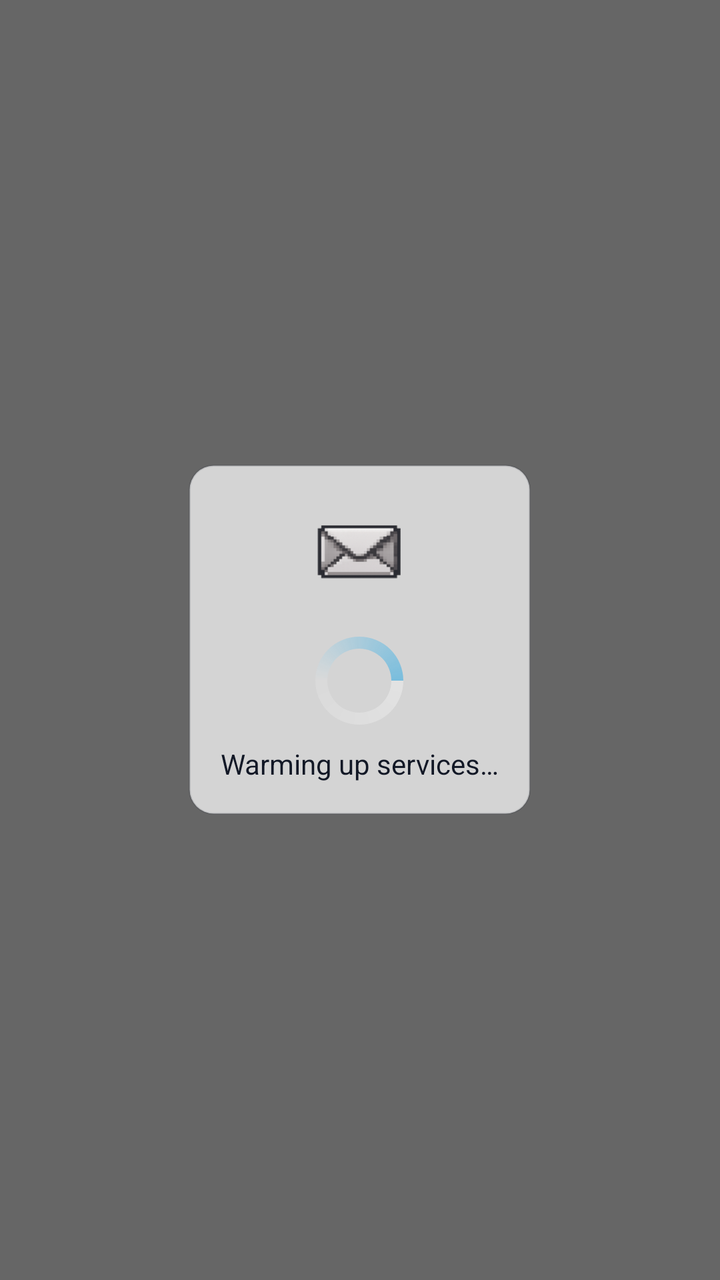
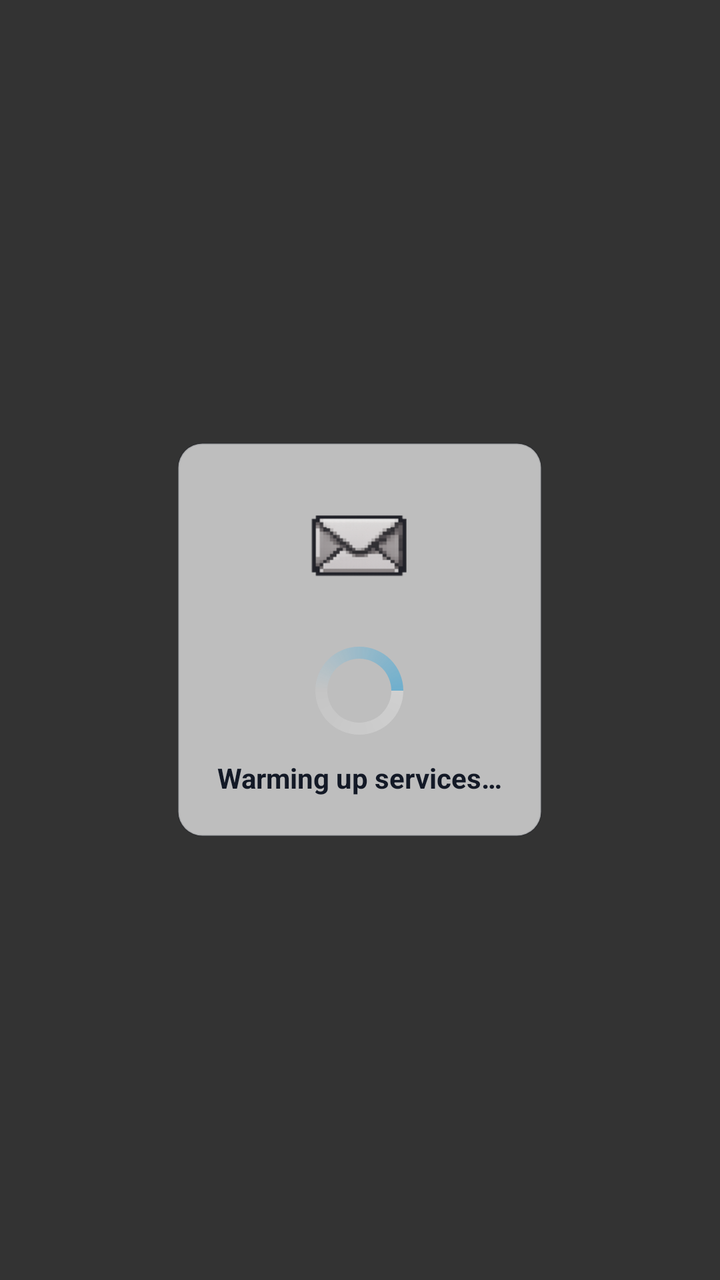

Two renders of the same Android screen: before a commit and after it. Below are the layout's source before the change and the commit's diff.
<!-- AndroidManifest.xml: application theme AppTheme -->
<!-- res/layout/activity_main.xml -->
<?xml version="1.0" encoding="utf-8"?>
<androidx.constraintlayout.widget.ConstraintLayout xmlns:android="http://schemas.android.com/apk/res/android"
    xmlns:app="http://schemas.android.com/apk/res-auto"
    android:id="@+id/main_root"
    android:layout_width="match_parent"
    android:layout_height="match_parent"
    android:background="@drawable/bg_glass_graphite">

    <TextView
        android:id="@+id/logo_text"
        android:layout_width="wrap_content"
        android:layout_height="wrap_content"
        style="@style/LogoText"
        android:textStyle="normal"
        android:text="@string/app_name"
        android:textColor="@color/text_primary"
        android:textSize="12sp"
        android:letterSpacing="0.05"
        android:layout_marginTop="16dp"
        android:layout_marginStart="16dp"
        android:alpha="0"
        android:visibility="invisible"
        app:layout_constraintStart_toStartOf="parent"
        app:layout_constraintTop_toTopOf="parent" />

    <com.google.android.material.tabs.TabLayout
        android:id="@+id/main_tabs"
        android:layout_width="0dp"
        android:layout_height="wrap_content"
        android:layout_marginStart="16dp"
        android:layout_marginEnd="16dp"
        android:layout_marginTop="16dp"
        android:paddingStart="8dp"
        android:paddingEnd="8dp"
        android:paddingTop="4dp"
        android:paddingBottom="4dp"
        android:background="@drawable/glass_panel"
        android:alpha="0"
        android:visibility="invisible"
        app:tabIndicatorColor="?attr/colorPrimary"
        app:tabIconTint="@color/tab_icon_tint"
        app:tabSelectedTextColor="@color/text_primary"
        app:tabTextColor="@color/text_secondary"
        app:tabIndicatorHeight="1dp"
        app:tabIndicatorFullWidth="true"
        app:tabIndicatorGravity="center"
        app:tabMaxWidth="0dp"
        app:tabMode="fixed"
        app:tabGravity="fill"
        app:tabTextAppearance="@style/TabTextGlass"
        app:tabMinWidth="0dp"
        app:tabPaddingStart="0dp"
        app:tabPaddingEnd="0dp"
        app:tabPaddingTop="6dp"
        app:tabPaddingBottom="6dp"
        app:layout_constraintTop_toBottomOf="@id/logo_text"
        app:layout_constraintStart_toStartOf="parent"
        app:layout_constraintEnd_toEndOf="parent" />

    <androidx.viewpager2.widget.ViewPager2
        android:id="@+id/main_pager"
        android:layout_width="0dp"
        android:layout_height="0dp"
        android:layout_margin="16dp"
        android:alpha="0"
        android:visibility="invisible"
        app:layout_constraintTop_toBottomOf="@id/main_tabs"
        app:layout_constraintBottom_toBottomOf="parent"
        app:layout_constraintStart_toStartOf="parent"
        app:layout_constraintEnd_toEndOf="parent" />

    <FrameLayout
        android:id="@+id/theme_loading_overlay"
        android:layout_width="0dp"
        android:layout_height="0dp"
        android:background="#99000000"
        android:clickable="true"
        android:focusable="true"
        android:visibility="visible"
        app:layout_constraintTop_toTopOf="parent"
        app:layout_constraintBottom_toBottomOf="parent"
        app:layout_constraintStart_toStartOf="parent"
        app:layout_constraintEnd_toEndOf="parent">

        <LinearLayout
            android:layout_width="wrap_content"
            android:layout_height="wrap_content"
            android:orientation="vertical"
            android:padding="16dp"
            android:background="@drawable/glass_panel"
            android:gravity="center"
            android:layout_gravity="center">

            <ImageView
                android:layout_width="56dp"
                android:layout_height="56dp"
                android:src="@mipmap/ic_launcher"
                android:alpha="0.9"
                android:contentDescription="@string/app_name" />

            <ProgressBar
                android:layout_width="48dp"
                android:layout_height="48dp"
                android:layout_marginTop="12dp"
                android:indeterminate="true"
                android:indeterminateDrawable="@drawable/progress_glass" />

            <TextView
                android:layout_width="wrap_content"
                android:layout_height="wrap_content"
                android:layout_marginTop="8dp"
                android:text="@string/splash_loading"
                android:textColor="@color/text_primary" />
        </LinearLayout>
    </FrameLayout>

</androidx.constraintlayout.widget.ConstraintLayout>
<!-- resources referenced by this layout -->
<resources>
  <color name="text_primary">#121826</color>
  <color name="text_secondary">#3A455A</color>
  <!-- drawable bg_glass_graphite (drawable) -->
  <?xml version="1.0" encoding="utf-8"?>
  <layer-list xmlns:android="http://schemas.android.com/apk/res/android">
      <item>
          <shape android:shape="rectangle">
              <gradient
                  android:startColor="@color/graphite_bg"
                  android:centerColor="@color/graphite_bg_2"
                  android:endColor="@color/graphite_bg_2"
                  android:angle="135" />
          </shape>
      </item>
      <item>
          <shape android:shape="rectangle">
              <gradient
                  android:startColor="@color/graphite_panel_solid"
                  android:endColor="@color/graphite_bg_2"
                  android:angle="45" />
          </shape>
      </item>
  </layer-list>
  <!-- drawable glass_panel (drawable) -->
  <?xml version="1.0" encoding="utf-8"?>
  <shape xmlns:android="http://schemas.android.com/apk/res/android" android:shape="rectangle">
      <solid android:color="@color/graphite_panel" />
      <stroke
          android:width="1dp"
          android:color="@color/graphite_border" />
      <corners android:radius="12dp" />
      <padding
          android:left="12dp"
          android:top="12dp"
          android:right="12dp"
          android:bottom="12dp" />
  </shape>
  <!-- drawable progress_glass (drawable) -->
  <?xml version="1.0" encoding="utf-8"?>
  <rotate xmlns:android="http://schemas.android.com/apk/res/android"
      android:fromDegrees="0"
      android:toDegrees="360"
      android:pivotX="50%"
      android:pivotY="50%"
      android:duration="1100"
      android:repeatCount="infinite">
      <shape android:shape="ring"
          android:innerRadiusRatio="3"
          android:thicknessRatio="8"
          android:useLevel="false">
          <size android:width="48dp" android:height="48dp" />
          <gradient
              android:type="sweep"
              android:useLevel="false"
              android:startColor="#55FFFFFF"
              android:centerColor="#22FFFFFF"
              android:endColor="@color/primary_glass"
              android:angle="0" />
      </shape>
  </rotate>
  <string name="app_name">smsrelay3</string>
  <string name="splash_loading">Warming up services…</string>
  <style name="LogoText" parent="TextAppearance.MaterialComponents.Body1">
          <item name="android:textAllCaps">false</item>
      </style>
  <style name="TabTextGlass" parent="TextAppearance.MaterialComponents.Caption">
          <item name="android:textSize">11sp</item>
      </style>
  <color name="graphite_bg">#F6F7FA</color>
  <color name="graphite_bg_2">#FFFFFF</color>
  <color name="graphite_panel_solid">#FFFFFF</color>
  <color name="graphite_panel">#B7FFFFFF</color>
  <color name="graphite_border">#1A121826</color>
  <color name="primary_glass">#801FA7E6</color>
  <color name="accent_primary">#1FA7E6</color>
  <color name="accent_info">#4658F0</color>
  <style name="GlassButton" parent="Widget.MaterialComponents.Button">
          <item name="android:background">@drawable/glass_button</item>
          <item name="android:backgroundTint">@null</item>
          <item name="backgroundTint">@null</item>
          <item name="android:insetLeft">0dp</item>
          <item name="android:insetRight">0dp</item>
          <item name="android:insetTop">0dp</item>
          <item name="android:insetBottom">0dp</item>
          <item name="android:textColor">@color/text_primary</item>
      </style>
  <style name="PreferenceThemeOverlayGlass" parent="PreferenceThemeOverlay.v14.Material">
          <item name="android:colorAccent">@color/accent_primary</item>
          <item name="colorAccent">@color/accent_primary</item>
          <item name="android:textColorPrimary">@color/text_primary</item>
          <item name="android:textColorSecondary">@color/text_secondary</item>
      </style>
  <!-- unchanged entries left out for length: 3 -->
</resources>

<!-- the commit's change to res/layout/activity_main.xml (unified diff, before → after) -->
@@ -73,7 +73,7 @@
         android:id="@+id/theme_loading_overlay"
         android:layout_width="0dp"
         android:layout_height="0dp"
-        android:background="#99000000"
+        android:background="#CC000000"
         android:clickable="true"
         android:focusable="true"
         android:visibility="visible"
@@ -86,31 +86,36 @@
             android:layout_width="wrap_content"
             android:layout_height="wrap_content"
             android:orientation="vertical"
-            android:padding="16dp"
+            android:padding="20dp"
             android:background="@drawable/glass_panel"
             android:gravity="center"
-            android:layout_gravity="center">
+            android:layout_gravity="center"
+            android:alpha="0.95"
+            android:elevation="8dp">
 
             <ImageView
-                android:layout_width="56dp"
-                android:layout_height="56dp"
+                android:layout_width="64dp"
+                android:layout_height="64dp"
                 android:src="@mipmap/ic_launcher"
-                android:alpha="0.9"
+                android:alpha="0.95"
                 android:contentDescription="@string/app_name" />
 
             <ProgressBar
+                android:id="@+id/loading_spinner"
                 android:layout_width="48dp"
                 android:layout_height="48dp"
-                android:layout_marginTop="12dp"
+                android:layout_marginTop="16dp"
                 android:indeterminate="true"
                 android:indeterminateDrawable="@drawable/progress_glass" />
 
             <TextView
+                android:id="@+id/loading_text"
                 android:layout_width="wrap_content"
                 android:layout_height="wrap_content"
-                android:layout_marginTop="8dp"
+                android:layout_marginTop="10dp"
                 android:text="@string/splash_loading"
-                android:textColor="@color/text_primary" />
+                android:textColor="@color/text_primary"
+                android:textStyle="bold" />
         </LinearLayout>
     </FrameLayout>
 
